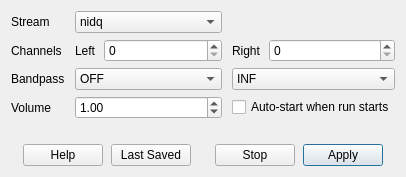
This is Forms/AOWindow.ui in billkarsh/SpikeGLX as Qt 5 draws it before an edit. The edited form follows.
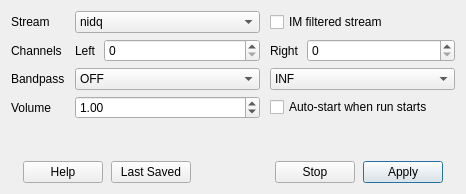
This is the edited form.

Diff of the .ui file:
```diff
--- a/Forms/AOWindow.ui
+++ b/Forms/AOWindow.ui
@@ -6,8 +6,8 @@
    <rect>
     <x>0</x>
     <y>0</y>
-    <width>390</width>
-    <height>177</height>
+    <width>466</width>
+    <height>194</height>
    </rect>
   </property>
   <property name="sizePolicy">
@@ -290,6 +290,13 @@
        </property>
       </widget>
      </item>
+     <item row="0" column="2">
+      <widget class="QCheckBox" name="qfChk">
+       <property name="text">
+        <string>IM filtered stream</string>
+       </property>
+      </widget>
+     </item>
     </layout>
    </item>
    <item row="2" column="1">
```
